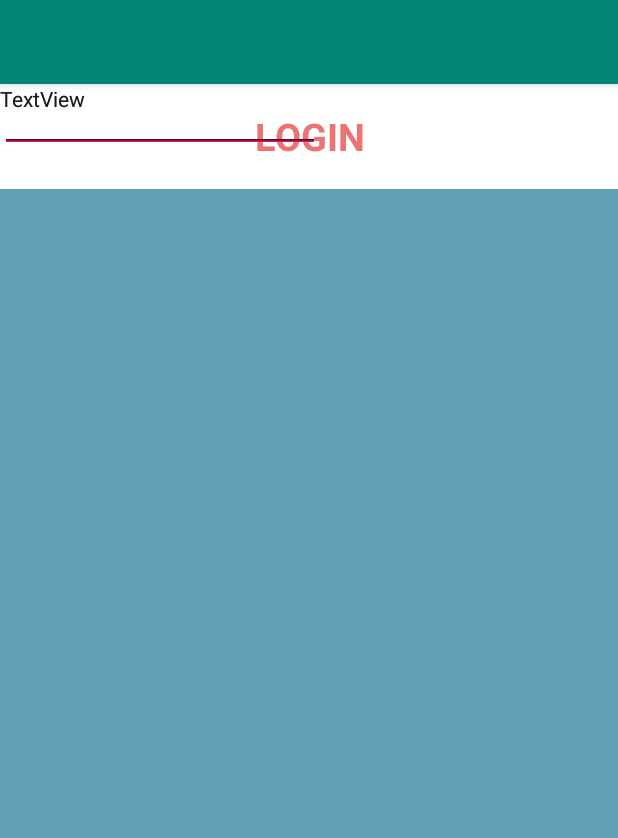
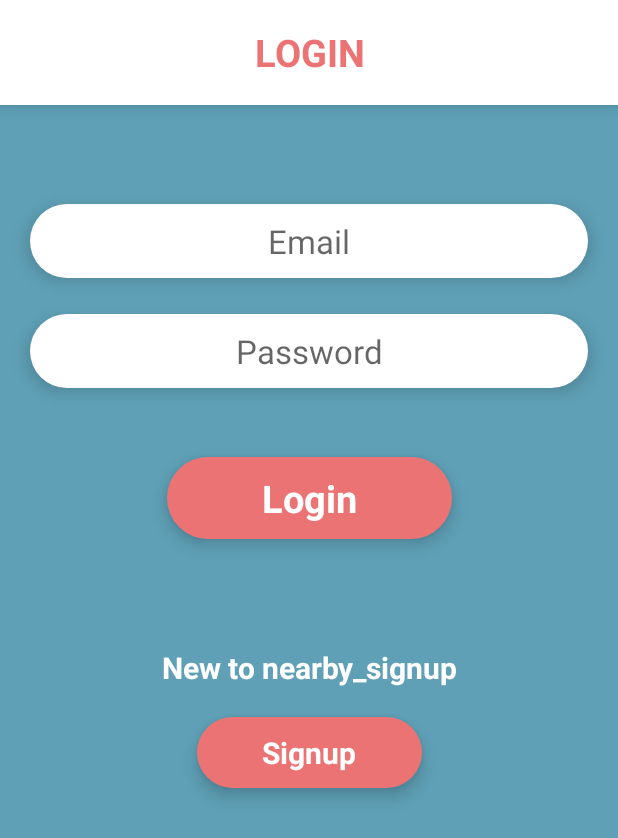
Before and after one commit to aniketrawat97/NearbyApp, an Android app: the screen it shows after launch (MainActivity), on a phone screen of 412 x 824 dp. Shown: the top 838 px of the screen. Run offline under Robolectric (Android 15) with nearby library versions, the phone set to English and light mode, and no system bars; our stand-ins replace Firebase (no records; nobody signed in at launch, a user with empty details on screens opened directly).

Commit message:
drawable added ,login activity layout complete

```diff
--- a/NearbyApp/app/src/main/java/com/aniket/nearbyapp/MainActivity.java
+++ b/NearbyApp/app/src/main/java/com/aniket/nearbyapp/MainActivity.java
@@ -3,7 +3,9 @@ package com.aniket.nearbyapp;
 import androidx.appcompat.app.AppCompatActivity;
 
 import android.os.Bundle;
+import android.util.Log;
 import android.view.View;
+import android.widget.EditText;
 import android.widget.TextView;
 
 import com.google.firebase.database.DatabaseReference;
@@ -15,15 +17,36 @@ public class MainActivity extends AppCompatActivity {
     DatabaseReference ref;
     ArrayList<Store> stores;
     ArrayList<Customer> cust;
+    TextView login;
+    EditText email;
     int count=0;
     Store st;
     @Override
     protected void onCreate(Bundle savedInstanceState) {
         super.onCreate(savedInstanceState);
         setContentView(R.layout.activity_main);
+
         ref= FirebaseDatabase.getInstance().getReference();
         ref.setValue("Hello, World!");
-        TextView tv=findViewById(R.id.tv);
+
+        login=findViewById(R.id.LoginTextView);
+        email=findViewById(R.id.editTextLoginEmail);
+        Log.i("otpt", email.getText().toString());
+
+
+
+
+
+
+
+
+
+
+
+
+
+
+
 
         st=new Store("bazinga","aniketrawat97@gmail.com","asdfopbuwsfo","123.546.789");
         st.cards=new ArrayList<>();
@@ -42,9 +65,10 @@ public class MainActivity extends AppCompatActivity {
         cust.add(new Customer("Mark","aniketrawat97@gmail.com","321.456.7894.4564"));
         cust.add(new Customer("Mark","aniketrawat97@gmail.com","321.456.7894.4564"));
         cust.add(new Customer("Mark","aniketrawat97@gmail.com","321.456.7894.4564"));
-        tv.setOnClickListener(new View.OnClickListener() {
+        login.setOnClickListener(new View.OnClickListener() {
             @Override
             public void onClick(View view) {
+                Log.i("info", "onClick: ");
                 ref.child("Stores").setValue(stores);
                 ref.child("Customers").setValue(cust);
             }
--- /dev/null
+++ b/NearbyApp/app/src/main/res/drawable/rectangle_code.xml
@@ -0,0 +1,16 @@
+<?xml version="1.0" encoding="utf-8"?>
+
+<shape xmlns:android="http://schemas.android.com/apk/res/android">
+    <gradient
+        android:endColor="#FFFFFF"
+        android:centerColor="#FFFFFF"
+        android:startColor="#FFFFFF"
+        android:angle="270" />
+    <corners
+        android:radius="30dp" />
+    <padding
+        android:left="10dp"
+        android:top="10dp"
+        android:right="10dp"
+        android:bottom="10dp" />
+</shape>
--- a/NearbyApp/app/src/main/res/layout/activity_main.xml
+++ b/NearbyApp/app/src/main/res/layout/activity_main.xml
@@ -4,63 +4,108 @@
     xmlns:tools="http://schemas.android.com/tools"
     android:layout_width="match_parent"
     android:layout_height="match_parent"
-    tools:context=".MainActivity"
-    android:background="#5fa0b6">
+    android:background="#5fa0b6"
+    tools:context=".MainActivity">
+
+    <EditText
+        android:id="@+id/editTextLoginEmail"
+        android:layout_width="match_parent"
+        android:layout_height="wrap_content"
+        android:layout_marginEnd="20dp"
+        android:layout_marginStart="20dp"
+        android:layout_marginTop="66dp"
+        android:background="@drawable/rectangle_code"
+        android:elevation="7dp"
+        android:ems="10"
+        android:gravity="center"
+        android:hint="Email"
+        android:inputType="textEmailAddress"
+        android:textSize="22sp"
+        app:layout_constraintEnd_toEndOf="parent"
+        app:layout_constraintHorizontal_bias="0.0"
+        app:layout_constraintStart_toStartOf="parent"
+        app:layout_constraintTop_toBottomOf="@+id/tv" />
+
+    <EditText
+        android:id="@+id/editTextLoginPassword"
+        android:layout_width="match_parent"
+        android:layout_height="wrap_content"
+        android:layout_marginEnd="20dp"
+        android:layout_marginStart="20dp"
+        android:layout_marginTop="24dp"
+        android:background="@drawable/rectangle_code"
+        android:elevation="7dp"
+        android:ems="10"
+        android:gravity="center"
+        android:hint="Password"
+        android:inputType="textPassword"
+        android:textSize="22sp"
+        app:layout_constraintEnd_toEndOf="parent"
+        app:layout_constraintHorizontal_bias="0.0"
+        app:layout_constraintStart_toStartOf="parent"
+        app:layout_constraintTop_toBottomOf="@+id/editTextLoginEmail" />
 
     <TextView
         android:id="@+id/tv"
         android:layout_width="match_parent"
         android:layout_height="70dp"
+        android:background="#fff"
+        android:elevation="7dp"
+        android:gravity="center"
         android:text="LOGIN"
-        app:layout_constraintTop_toTopOf="parent"
-        tools:layout_editor_absoluteX="0dp"
-        android:background="#fff"
         android:textColor="#EC7373"
         android:textSize="25sp"
         android:textStyle="bold"
-        android:gravity="center"
-        />
-
-    <EditText
-        android:id="@+id/editText"
-        android:layout_width="wrap_content"
-        android:layout_height="wrap_content"
-        android:ems="10"
-        android:inputType="textEmailAddress"
-        tools:layout_editor_absoluteX="99dp"
-        tools:layout_editor_absoluteY="146dp" />
-
-    <EditText
-        android:id="@+id/editText2"
-        android:layout_width="wrap_content"
-        android:layout_height="wrap_content"
-        android:ems="10"
-        android:inputType="textPassword"
-        tools:layout_editor_absoluteX="79dp"
-        tools:layout_editor_absoluteY="250dp" />
+        app:layout_constraintTop_toTopOf="parent"
+        tools:layout_editor_absoluteX="0dp" />
 
     <TextView
-        android:id="@+id/textView2"
-        android:layout_width="wrap_content"
+        android:id="@+id/LoginTextView"
+        android:layout_width="190dp"
         android:layout_height="wrap_content"
-        android:text="TextView"
-        tools:layout_editor_absoluteX="180dp"
-        tools:layout_editor_absoluteY="417dp" />
+        android:layout_marginTop="46dp"
+        android:background="@drawable/rectangle_code"
+        android:backgroundTint="#EC7373"
+        android:elevation="7dp"
+        android:gravity="center"
+        android:text="Login"
+        android:textColor="#fff"
+        android:textSize="25sp"
+        android:textStyle="bold"
+        app:layout_constraintEnd_toEndOf="parent"
+        app:layout_constraintStart_toStartOf="parent"
+        app:layout_constraintTop_toBottomOf="@+id/editTextLoginPassword" />
 
     <TextView
         android:id="@+id/textView3"
         android:layout_width="wrap_content"
         android:layout_height="wrap_content"
-        android:text="TextView"
-        tools:layout_editor_absoluteX="175dp"
-        tools:layout_editor_absoluteY="548dp" />
+        android:layout_marginTop="72dp"
+        android:gravity="center"
+        android:text="New to nearby_signup"
+        android:textColor="#fff"
+        android:textSize="20sp"
+        android:textStyle="bold"
+        app:layout_constraintEnd_toEndOf="parent"
+        app:layout_constraintStart_toStartOf="parent"
+        app:layout_constraintTop_toBottomOf="@+id/LoginTextView" />
 
     <TextView
-        android:id="@+id/textView4"
-        android:layout_width="wrap_content"
+        android:id="@+id/SignupTextView"
+        android:layout_width="150dp"
         android:layout_height="wrap_content"
-        android:text="TextView"
-        tools:layout_editor_absoluteX="177dp"
-        tools:layout_editor_absoluteY="591dp" />
+        android:layout_marginTop="19dp"
+        android:background="@drawable/rectangle_code"
+        android:backgroundTint="#EC7373"
+        android:elevation="7dp"
+        android:gravity="center"
+        android:text="Signup"
+        android:textColor="#fff"
+        android:textSize="20sp"
+        android:textStyle="bold"
+        app:layout_constraintEnd_toEndOf="parent"
+        app:layout_constraintHorizontal_bias="0.501"
+        app:layout_constraintStart_toStartOf="parent"
+        app:layout_constraintTop_toBottomOf="@+id/textView3" />
 
 </androidx.constraintlayout.widget.ConstraintLayout>
--- a/NearbyApp/app/src/main/res/values/styles.xml
+++ b/NearbyApp/app/src/main/res/values/styles.xml
@@ -1,7 +1,7 @@
 <resources>
 
     <!-- Base application theme. -->
-    <style name="AppTheme" parent="Theme.AppCompat.Light.DarkActionBar">
+    <style name="AppTheme" parent="Theme.AppCompat.Light.NoActionBar">
         <!-- Customize your theme here. -->
         <item name="colorPrimary">@color/colorPrimary</item>
         <item name="colorPrimaryDark">@color/colorPrimaryDark</item>
```
